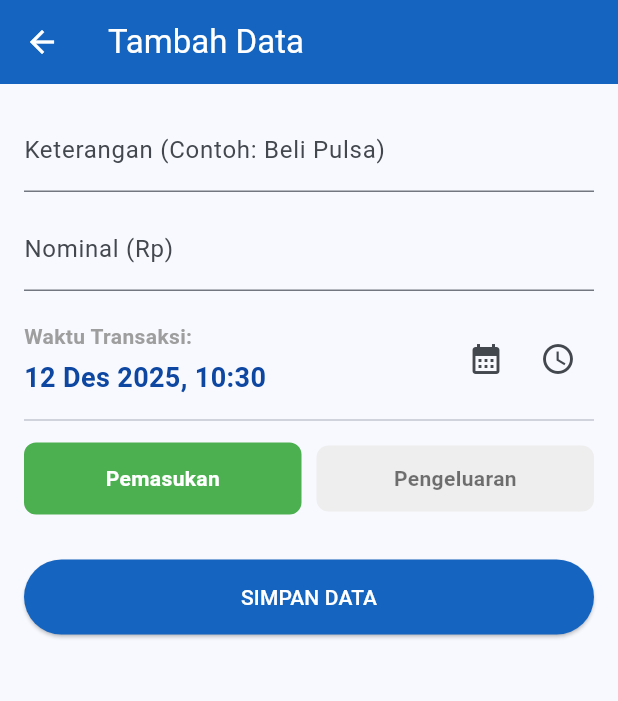
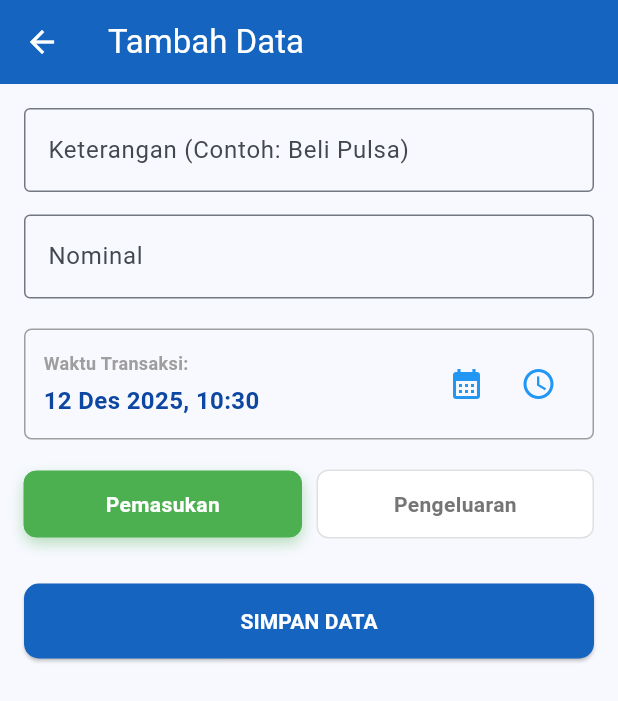
Before and after one commit to RaafiStudent/flutter-catatan-keuangan, a Flutter app: the AddTransactionScreen screen opened directly, after a tap on "SIMPAN DATA", on a phone screen of 412 x 824 dp. Shown: the top 701 px of the screen. Run offline on Flutter 3.47's test engine with Material 3 defaults, Android fonts, the phone set to English and light mode, and no system bars; our stand-ins replace sqflite; accounts and stored records are empty.

Commit message:
Update Halaman Input dengan Currency Formatter ala Bank

```diff
--- a/lib/screens/add_transaction_screen.dart
+++ b/lib/screens/add_transaction_screen.dart
@@ -1,11 +1,11 @@
 import 'package:flutter/material.dart';
+import 'package:flutter/services.dart'; // Import ini untuk Formatter Input
 import 'package:provider/provider.dart';
 import 'package:intl/intl.dart';
 import '../providers/transaction_provider.dart';
 import '../models/transaction_model.dart';
 
 class AddTransactionScreen extends StatefulWidget {
-  // Menerima data jika ini adalah proses EDIT
   final TransactionModel? transactionToEdit;
 
   const AddTransactionScreen({super.key, this.transactionToEdit});
@@ -18,26 +18,28 @@ class _AddTransactionScreenState extends State<AddTransactionScreen> {
   final _titleController = TextEditingController();
   final _amountController = TextEditingController();
   String _selectedType = 'pemasukan';
-  DateTime _selectedDate = DateTime.now(); // Tanggal & Jam saat ini (WIB otomatis dari HP)
-  TimeOfDay _selectedTime = TimeOfDay.now(); // Jam saat ini
+  DateTime _selectedDate = DateTime.now();
+  TimeOfDay _selectedTime = TimeOfDay.now();
 
   @override
   void initState() {
     super.initState();
-    // LOGIKA PINTAR: Cek apakah ini Edit? Jika ya, isi form dengan data lama
+    // LOGIKA PINTAR: Cek apakah ini Edit?
     if (widget.transactionToEdit != null) {
       _titleController.text = widget.transactionToEdit!.title;
-      _amountController.text = widget.transactionToEdit!.amount.toString();
+
+      // FORMAT DUIT (Biar pas Edit, angkanya ada titiknya. Contoh: 15.000)
+      final formattedAmount = NumberFormat.decimalPattern('id_ID').format(widget.transactionToEdit!.amount);
+      _amountController.text = formattedAmount;
+
       _selectedType = widget.transactionToEdit!.type;
 
-      // Ambil Tanggal & Jam dari Database
       DateTime dbDate = DateTime.parse(widget.transactionToEdit!.date);
       _selectedDate = dbDate;
       _selectedTime = TimeOfDay(hour: dbDate.hour, minute: dbDate.minute);
     }
   }
 
-  // Pilih Tanggal
   void _presentDatePicker() {
     showDatePicker(
       context: context,
@@ -47,7 +49,6 @@ class _AddTransactionScreenState extends State<AddTransactionScreen> {
     ).then((pickedDate) {
       if (pickedDate == null) return;
       setState(() {
-        // Gabungkan tanggal baru dengan jam yang sudah dipilih
         _selectedDate = DateTime(
           pickedDate.year, pickedDate.month, pickedDate.day,
           _selectedTime.hour, _selectedTime.minute
@@ -56,7 +57,6 @@ class _AddTransactionScreenState extends State<AddTransactionScreen> {
     });
   }
 
-  // Pilih Jam (WIB)
   void _presentTimePicker() {
     showTimePicker(
       context: context,
@@ -65,7 +65,6 @@ class _AddTransactionScreenState extends State<AddTransactionScreen> {
       if (pickedTime == null) return;
       setState(() {
         _selectedTime = pickedTime;
-        // Update jam di variabel _selectedDate
         _selectedDate = DateTime(
           _selectedDate.year, _selectedDate.month, _selectedDate.day,
           pickedTime.hour, pickedTime.minute,
@@ -77,11 +76,14 @@ class _AddTransactionScreenState extends State<AddTransactionScreen> {
   void _submitData() {
     if (_titleController.text.isEmpty || _amountController.text.isEmpty) return;
 
+    // BERSIHKAN TITIK SEBELUM DISIMPAN
+    // Karena "10.000" itu String, Database butuh Integer (10000)
+    final cleanAmountString = _amountController.text.replaceAll('.', '');
+    final enteredAmount = int.parse(cleanAmountString);
+
     final enteredTitle = _titleController.text;
-    final enteredAmount = int.parse(_amountController.text);
     final provider = Provider.of<TransactionProvider>(context, listen: false);
 
-    // Simpan Tanggal BESERTA Jamnya (toString menyimpan format lengkap yyyy-MM-dd HH:mm:ss)
     if (widget.transactionToEdit == null) {
       provider.addTransaction(
         enteredTitle, enteredAmount, _selectedDate.toString(), _selectedType,
@@ -110,38 +112,58 @@ class _AddTransactionScreenState extends State<AddTransactionScreen> {
           children: [
             TextField(
               controller: _titleController,
-              decoration: const InputDecoration(labelText: 'Keterangan (Contoh: Beli Pulsa)'),
+              decoration: const InputDecoration(
+                labelText: 'Keterangan (Contoh: Beli Pulsa)',
+                border: OutlineInputBorder(),
               ),
-            const SizedBox(height: 10),
+            ),
+            const SizedBox(height: 15),
+
+            // --- INPUT DUIT ALA BANK (ADA TITIKNYA) ---
             TextField(
               controller: _amountController,
-              decoration: const InputDecoration(labelText: 'Nominal (Rp)'),
+              decoration: const InputDecoration(
+                labelText: 'Nominal',
+                prefixText: 'Rp ', // Ada tulisan Rp di depannya
+                border: OutlineInputBorder(),
+              ),
               keyboardType: TextInputType.number,
+              // Ini Bagian Ajaibnya:
+              inputFormatters: [
+                FilteringTextInputFormatter.digitsOnly, // Cuma boleh angka
+                CurrencyInputFormatter(), // Memanggil class formatter buatan kita di bawah
+              ],
             ),
             const SizedBox(height: 20),
 
-            // --- INPUT WAKTU PINTAR ---
-            Row(
+            // --- INPUT WAKTU ---
+            Container(
+              padding: const EdgeInsets.all(12),
+              decoration: BoxDecoration(
+                border: Border.all(color: Colors.grey),
+                borderRadius: BorderRadius.circular(5)
+              ),
+              child: Row(
                 children: [
                   Expanded(
                     child: Column(
                       crossAxisAlignment: CrossAxisAlignment.start,
                       children: [
-                      const Text("Waktu Transaksi:", style: TextStyle(fontWeight: FontWeight.bold, color: Colors.grey)),
+                        const Text("Waktu Transaksi:", style: TextStyle(fontWeight: FontWeight.bold, color: Colors.grey, fontSize: 12)),
                         const SizedBox(height: 5),
                         Text(
-                        // Format Tanggal + Jam (WIB)
                           DateFormat('dd MMM yyyy, HH:mm', 'id_ID').format(_selectedDate),
-                        style: TextStyle(fontSize: 18, color: Colors.blue[900], fontWeight: FontWeight.bold),
+                          style: TextStyle(fontSize: 16, color: Colors.blue[900], fontWeight: FontWeight.bold),
                         ),
                       ],
                     ),
                   ),
-                IconButton(icon: const Icon(Icons.calendar_month), onPressed: _presentDatePicker, tooltip: "Ubah Tanggal"),
-                IconButton(icon: const Icon(Icons.access_time), onPressed: _presentTimePicker, tooltip: "Ubah Jam"),
+                  IconButton(icon: const Icon(Icons.calendar_month, color: Colors.blue), onPressed: _presentDatePicker),
+                  IconButton(icon: const Icon(Icons.access_time, color: Colors.blue), onPressed: _presentTimePicker),
                 ],
               ),
-            const Divider(height: 30),
+            ),
+            const SizedBox(height: 20),
 
             // --- PILIHAN TIPE ---
             Row(
@@ -158,8 +180,9 @@ class _AddTransactionScreenState extends State<AddTransactionScreen> {
                 backgroundColor: Colors.blue[800],
                 foregroundColor: Colors.white,
                 padding: const EdgeInsets.symmetric(vertical: 15),
+                shape: RoundedRectangleBorder(borderRadius: BorderRadius.circular(10)),
               ),
-              child: Text(widget.transactionToEdit == null ? 'SIMPAN DATA' : 'UPDATE DATA'),
+              child: Text(widget.transactionToEdit == null ? 'SIMPAN DATA' : 'UPDATE DATA', style: const TextStyle(fontWeight: FontWeight.bold)),
             ),
           ],
         ),
@@ -167,21 +190,22 @@ class _AddTransactionScreenState extends State<AddTransactionScreen> {
     );
   }
 
-  // Widget tombol kustom biar rapi
   Widget _buildTypeButton(String type, String label, Color color) {
     final isSelected = _selectedType == type;
     return GestureDetector(
       onTap: () => setState(() => _selectedType = type),
-      child: Container(
+      child: AnimatedContainer(
+        duration: const Duration(milliseconds: 300),
         padding: const EdgeInsets.symmetric(vertical: 12),
         decoration: BoxDecoration(
-          color: isSelected ? color : Colors.grey[200],
+          color: isSelected ? color : Colors.white,
           borderRadius: BorderRadius.circular(8),
-          border: isSelected ? Border.all(color: color, width: 2) : null,
+          border: Border.all(color: isSelected ? color : Colors.grey[300]!, width: isSelected ? 0 : 1),
+          boxShadow: isSelected ? [BoxShadow(color: color.withOpacity(0.4), blurRadius: 8, offset: const Offset(0, 4))] : [],
         ),
         child: Center(
           child: Text(label, style: TextStyle(
-            color: isSelected ? Colors.white : Colors.black54,
+            color: isSelected ? Colors.white : Colors.grey[600],
             fontWeight: FontWeight.bold
           )),
         ),
@@ -189,3 +213,31 @@ class _AddTransactionScreenState extends State<AddTransactionScreen> {
     );
   }
 }
+
+// --- CLASS TAMBAHAN: FORMATTER MATA UANG (ALA BANK) ---
+// Class ini bertugas mencegat ketikan Boss, lalu memberi titik otomatis
+class CurrencyInputFormatter extends TextInputFormatter {
+  @override
+  TextEditingValue formatEditUpdate(TextEditingValue oldValue, TextEditingValue newValue) {
+    // Kalau kosong, biarkan kosong
+    if (newValue.text.isEmpty) {
+      return newValue.copyWith(text: '');
+    }
+
+    // 1. Hapus semua karakter aneh (selain angka)
+    String newText = newValue.text.replaceAll(RegExp(r'[^0-9]'), '');
+
+    // 2. Ubah jadi angka integer
+    int value = int.parse(newText);
+
+    // 3. Format jadi Ribuan (Indonesian Locale)
+    final formatter = NumberFormat.decimalPattern('id_ID');
+    String newString = formatter.format(value);
+
+    // 4. Kembalikan teks baru dengan kursor ada di paling kanan
+    return newValue.copyWith(
+      text: newString,
+      selection: TextSelection.collapsed(offset: newString.length),
+    );
+  }
+}
```
Lines whose indentation alone changed are shown as unchanged.
